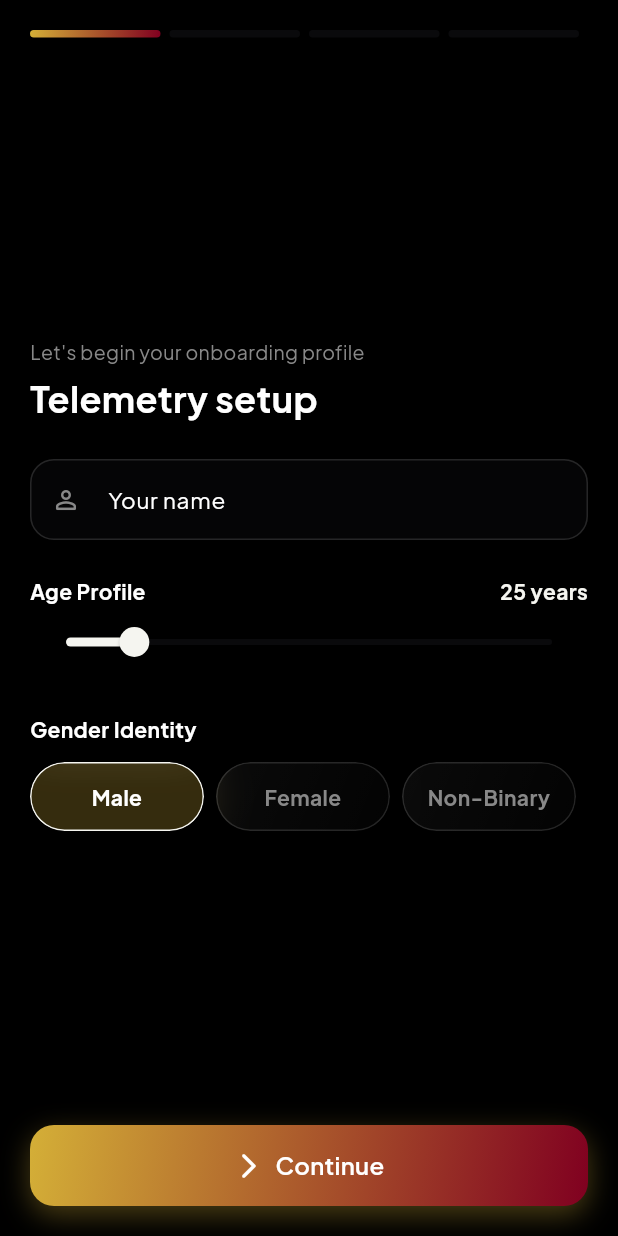
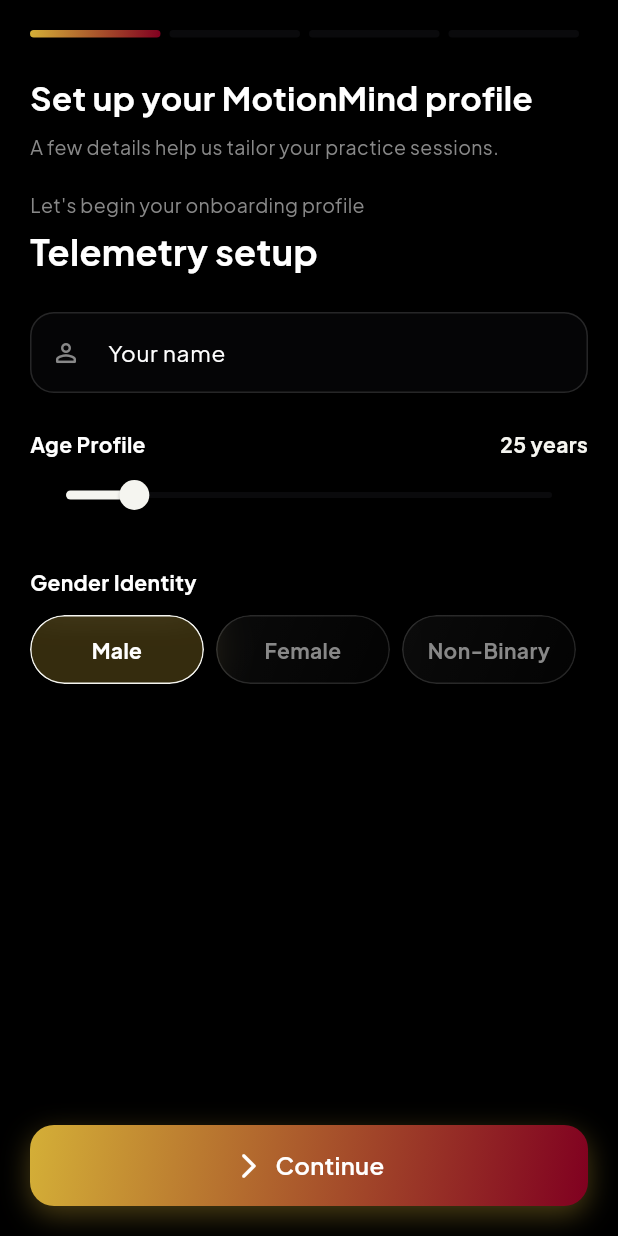
Before and after one commit to anshuman9468/motionmind, a Flutter app: the OnboardingDetailsPage screen opened by its route, on a phone screen of 412 x 824 dp. Run offline on Flutter 3.47's test engine with Material 3 defaults, Android fonts, the phone set to English and light mode, and no system bars; our stand-ins replace camera, cloud_firestore, firebase_auth, firebase_core, flutter_animate, flutter_riverpod and 5 more; accounts and stored records are empty.

Commit message:
fix: publish unambiguous onboarding build

```diff
--- a/lib/features/onboarding/onboarding_details_page.dart
+++ b/lib/features/onboarding/onboarding_details_page.dart
@@ -150,20 +150,32 @@
                 }),
               ),
               const SizedBox(height: 24),
+              const Text(
+                'Set up your MotionMind profile',
+                style: TextStyle(
+                  color: Colors.white,
+                  fontSize: 22,
+                  fontWeight: FontWeight.w700,
+                ),
+              ),
+              const SizedBox(height: 8),
+              const Text(
+                'A few details help us tailor your practice sessions.',
+                style: TextStyle(color: AppColors.textMuted, fontSize: 13),
+              ),
+              const SizedBox(height: 20),
 
               // Keep the current step in a normal, bounded scroll view. The
               // previous PageView could fail to lay out on some Android
               // devices when one of its form children requested intrinsic
               // height; the progress row then remained visible while the
-              // whole content viewport was blank.
+              // whole content viewport was blank. A plain scroll view keeps
+              // every step in one finite, predictable layout pass.
               Expanded(
-                child: AnimatedSwitcher(
-                  duration: const Duration(milliseconds: 180),
-                  child: SingleChildScrollView(
-                    key: ValueKey(_currentStep),
-                    padding: const EdgeInsets.only(bottom: 20),
-                    child: _buildCurrentStep(),
-                  ),
+                child: SingleChildScrollView(
+                  key: ValueKey(_currentStep),
+                  padding: const EdgeInsets.only(bottom: 20),
+                  child: _buildCurrentStep(),
                 ),
               ),
 
--- a/pubspec.yaml
+++ b/pubspec.yaml
@@ -16,7 +16,7 @@
 # https://developer.apple.com/library/archive/documentation/General/Reference/InfoPlistKeyReference/Articles/CoreFoundationKeys.html
 # In Windows, build-name is used as the major, minor, and patch parts
 # of the product and file versions while build-number is used as the build suffix.
-version: 1.0.0+1
+version: 1.0.1+2
 
 environment:
   # Compatible with the Dart SDK bundled with Flutter 3.44.1.
```
